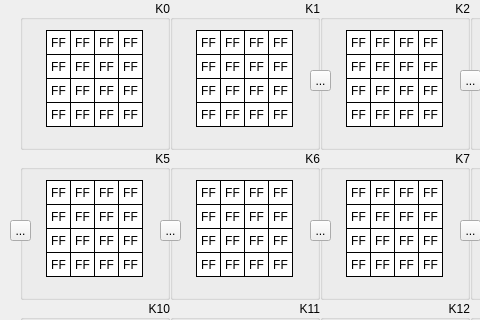
Old version of the form ui/dialogshowexpkey.ui in the repository giovanirinaldi/YAAES; both pictures show x 0 to 480 and y 0 to 320 of the 760 by 480 pixel window.
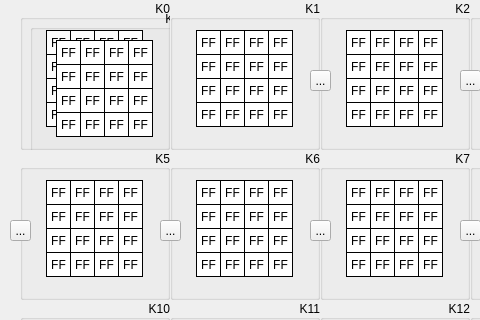
New version of the form. Icons and pictures are not drawn.

```diff
--- a/ui/dialogshowexpkey.ui
+++ b/ui/dialogshowexpkey.ui
@@ -715,6 +715,690 @@
      <set>Qt::AlignCenter</set>
     </property>
    </widget>
+   <widget class="QGroupBox" name="groupK0_2">
+    <property name="geometry">
+     <rect>
+      <x>10</x>
+      <y>10</y>
+      <width>150</width>
+      <height>150</height>
+     </rect>
+    </property>
+    <property name="sizePolicy">
+     <sizepolicy hsizetype="Fixed" vsizetype="Fixed">
+      <horstretch>0</horstretch>
+      <verstretch>0</verstretch>
+     </sizepolicy>
+    </property>
+    <property name="styleSheet">
+     <string notr="true"/>
+    </property>
+    <property name="title">
+     <string>K0</string>
+    </property>
+    <property name="alignment">
+     <set>Qt::AlignRight|Qt::AlignTrailing|Qt::AlignVCenter</set>
+    </property>
+    <widget class="QLabel" name="k0byte15_2">
+     <property name="enabled">
+      <bool>true</bool>
+     </property>
+     <property name="geometry">
+      <rect>
+       <x>98</x>
+       <y>102</y>
+       <width>25</width>
+       <height>25</height>
+      </rect>
+     </property>
+     <property name="sizePolicy">
+      <sizepolicy hsizetype="Fixed" vsizetype="Fixed">
+       <horstretch>0</horstretch>
+       <verstretch>0</verstretch>
+      </sizepolicy>
+     </property>
+     <property name="font">
+      <font>
+       <kerning>true</kerning>
+      </font>
+     </property>
+     <property name="layoutDirection">
+      <enum>Qt::LeftToRight</enum>
+     </property>
+     <property name="styleSheet">
+      <string notr="true">QLabel {
+	 border-width: 1px;
+     border-style: solid;
+     border-color: black; 
+     background-color: white;
+}</string>
+     </property>
+     <property name="text">
+      <string>FF</string>
+     </property>
+     <property name="alignment">
+      <set>Qt::AlignCenter</set>
+     </property>
+    </widget>
+    <widget class="QLabel" name="k0byte13_2">
+     <property name="enabled">
+      <bool>true</bool>
+     </property>
+     <property name="geometry">
+      <rect>
+       <x>98</x>
+       <y>54</y>
+       <width>25</width>
+       <height>25</height>
+      </rect>
+     </property>
+     <property name="sizePolicy">
+      <sizepolicy hsizetype="Fixed" vsizetype="Fixed">
+       <horstretch>0</horstretch>
+       <verstretch>0</verstretch>
+      </sizepolicy>
+     </property>
+     <property name="font">
+      <font>
+       <kerning>true</kerning>
+      </font>
+     </property>
+     <property name="layoutDirection">
+      <enum>Qt::LeftToRight</enum>
+     </property>
+     <property name="styleSheet">
+      <string notr="true">QLabel {
+	 border-width: 1px;
+     border-style: solid;
+     border-color: black; 
+     background-color: white;
+}</string>
+     </property>
+     <property name="text">
+      <string>FF</string>
+     </property>
+     <property name="alignment">
+      <set>Qt::AlignCenter</set>
+     </property>
+    </widget>
+    <widget class="QLabel" name="k0byte14_2">
+     <property name="enabled">
+      <bool>true</bool>
+     </property>
+     <property name="geometry">
+      <rect>
+       <x>98</x>
+       <y>78</y>
+       <width>25</width>
+       <height>25</height>
+      </rect>
+     </property>
+     <property name="sizePolicy">
+      <sizepolicy hsizetype="Fixed" vsizetype="Fixed">
+       <horstretch>0</horstretch>
+       <verstretch>0</verstretch>
+      </sizepolicy>
+     </property>
+     <property name="font">
+      <font>
+       <kerning>true</kerning>
+      </font>
+     </property>
+     <property name="layoutDirection">
+      <enum>Qt::LeftToRight</enum>
+     </property>
+     <property name="styleSheet">
+      <string notr="true">QLabel {
+	 border-width: 1px;
+     border-style: solid;
+     border-color: black; 
+     background-color: white;
+}</string>
+     </property>
+     <property name="text">
+      <string>FF</string>
+     </property>
+     <property name="alignment">
+      <set>Qt::AlignCenter</set>
+     </property>
+    </widget>
+    <widget class="QLabel" name="k0byte06_2">
+     <property name="enabled">
+      <bool>true</bool>
+     </property>
+     <property name="geometry">
+      <rect>
+       <x>50</x>
+       <y>78</y>
+       <width>25</width>
+       <height>25</height>
+      </rect>
+     </property>
+     <property name="sizePolicy">
+      <sizepolicy hsizetype="Fixed" vsizetype="Fixed">
+       <horstretch>0</horstretch>
+       <verstretch>0</verstretch>
+      </sizepolicy>
+     </property>
+     <property name="font">
+      <font>
+       <kerning>true</kerning>
+      </font>
+     </property>
+     <property name="layoutDirection">
+      <enum>Qt::LeftToRight</enum>
+     </property>
+     <property name="styleSheet">
+      <string notr="true">QLabel {
+	 border-width: 1px;
+     border-style: solid;
+     border-color: black; 
+     background-color: white;
+}</string>
+     </property>
+     <property name="text">
+      <string>FF</string>
+     </property>
+     <property name="alignment">
+      <set>Qt::AlignCenter</set>
+     </property>
+    </widget>
+    <widget class="QLabel" name="k0byte04_2">
+     <property name="enabled">
+      <bool>true</bool>
+     </property>
+     <property name="geometry">
+      <rect>
+       <x>50</x>
+       <y>30</y>
+       <width>25</width>
+       <height>25</height>
+      </rect>
+     </property>
+     <property name="sizePolicy">
+      <sizepolicy hsizetype="Fixed" vsizetype="Fixed">
+       <horstretch>0</horstretch>
+       <verstretch>0</verstretch>
+      </sizepolicy>
+     </property>
+     <property name="font">
+      <font>
+       <kerning>true</kerning>
+      </font>
+     </property>
+     <property name="layoutDirection">
+      <enum>Qt::LeftToRight</enum>
+     </property>
+     <property name="styleSheet">
+      <string notr="true">QLabel {
+	 border-width: 1px;
+     border-style: solid;
+     border-color: black; 
+     background-color: white;
+}</string>
+     </property>
+     <property name="text">
+      <string>FF</string>
+     </property>
+     <property name="alignment">
+      <set>Qt::AlignCenter</set>
+     </property>
+    </widget>
+    <widget class="QLabel" name="k0byte02_2">
+     <property name="enabled">
+      <bool>true</bool>
+     </property>
+     <property name="geometry">
+      <rect>
+       <x>26</x>
+       <y>78</y>
+       <width>25</width>
+       <height>25</height>
+      </rect>
+     </property>
+     <property name="sizePolicy">
+      <sizepolicy hsizetype="Fixed" vsizetype="Fixed">
+       <horstretch>0</horstretch>
+       <verstretch>0</verstretch>
+      </sizepolicy>
+     </property>
+     <property name="font">
+      <font>
+       <kerning>true</kerning>
+      </font>
+     </property>
+     <property name="layoutDirection">
+      <enum>Qt::LeftToRight</enum>
+     </property>
+     <property name="styleSheet">
+      <string notr="true">QLabel {
+	 border-width: 1px;
+     border-style: solid;
+     border-color: black; 
+     background-color: white;
+}</string>
+     </property>
+     <property name="text">
+      <string>FF</string>
+     </property>
+     <property name="alignment">
+      <set>Qt::AlignCenter</set>
+     </property>
+    </widget>
+    <widget class="QLabel" name="k0byte10_2">
+     <property name="enabled">
+      <bool>true</bool>
+     </property>
+     <property name="geometry">
+      <rect>
+       <x>74</x>
+       <y>78</y>
+       <width>25</width>
+       <height>25</height>
+      </rect>
+     </property>
+     <property name="sizePolicy">
+      <sizepolicy hsizetype="Fixed" vsizetype="Fixed">
+       <horstretch>0</horstretch>
+       <verstretch>0</verstretch>
+      </sizepolicy>
+     </property>
+     <property name="font">
+      <font>
+       <kerning>true</kerning>
+      </font>
+     </property>
+     <property name="layoutDirection">
+      <enum>Qt::LeftToRight</enum>
+     </property>
+     <property name="styleSheet">
+      <string notr="true">QLabel {
+	 border-width: 1px;
+     border-style: solid;
+     border-color: black; 
+     background-color: white;
+}</string>
+     </property>
+     <property name="text">
+      <string>FF</string>
+     </property>
+     <property name="alignment">
+      <set>Qt::AlignCenter</set>
+     </property>
+    </widget>
+    <widget class="QLabel" name="k0byte09_2">
+     <property name="enabled">
+      <bool>true</bool>
+     </property>
+     <property name="geometry">
+      <rect>
+       <x>74</x>
+       <y>54</y>
+       <width>25</width>
+       <height>25</height>
+      </rect>
+     </property>
+     <property name="sizePolicy">
+      <sizepolicy hsizetype="Fixed" vsizetype="Fixed">
+       <horstretch>0</horstretch>
+       <verstretch>0</verstretch>
+      </sizepolicy>
+     </property>
+     <property name="font">
+      <font>
+       <kerning>true</kerning>
+      </font>
+     </property>
+     <property name="layoutDirection">
+      <enum>Qt::LeftToRight</enum>
+     </property>
+     <property name="styleSheet">
+      <string notr="true">QLabel {
+	 border-width: 1px;
+     border-style: solid;
+     border-color: black; 
+     background-color: white;
+}</string>
+     </property>
+     <property name="text">
+      <string>FF</string>
+     </property>
+     <property name="alignment">
+      <set>Qt::AlignCenter</set>
+     </property>
+    </widget>
+    <widget class="QLabel" name="k0byte01_2">
+     <property name="enabled">
+      <bool>true</bool>
+     </property>
+     <property name="geometry">
+      <rect>
+       <x>26</x>
+       <y>54</y>
+       <width>25</width>
+       <height>25</height>
+      </rect>
+     </property>
+     <property name="sizePolicy">
+      <sizepolicy hsizetype="Fixed" vsizetype="Fixed">
+       <horstretch>0</horstretch>
+       <verstretch>0</verstretch>
+      </sizepolicy>
+     </property>
+     <property name="font">
+      <font>
+       <kerning>true</kerning>
+      </font>
+     </property>
+     <property name="layoutDirection">
+      <enum>Qt::LeftToRight</enum>
+     </property>
+     <property name="styleSheet">
+      <string notr="true">QLabel {
+	 border-width: 1px;
+     border-style: solid;
+     border-color: black; 
+     background-color: white;
+}</string>
+     </property>
+     <property name="text">
+      <string>FF</string>
+     </property>
+     <property name="alignment">
+      <set>Qt::AlignCenter</set>
+     </property>
+    </widget>
+    <widget class="QLabel" name="k0byte08_2">
+     <property name="enabled">
+      <bool>true</bool>
+     </property>
+     <property name="geometry">
+      <rect>
+       <x>74</x>
+       <y>30</y>
+       <width>25</width>
+       <height>25</height>
+      </rect>
+     </property>
+     <property name="sizePolicy">
+      <sizepolicy hsizetype="Fixed" vsizetype="Fixed">
+       <horstretch>0</horstretch>
+       <verstretch>0</verstretch>
+      </sizepolicy>
+     </property>
+     <property name="font">
+      <font>
+       <kerning>true</kerning>
+      </font>
+     </property>
+     <property name="layoutDirection">
+      <enum>Qt::LeftToRight</enum>
+     </property>
+     <property name="styleSheet">
+      <string notr="true">QLabel {
+	 border-width: 1px;
+     border-style: solid;
+     border-color: black; 
+     background-color: white;
+}</string>
+     </property>
+     <property name="text">
+      <string>FF</string>
+     </property>
+     <property name="alignment">
+      <set>Qt::AlignCenter</set>
+     </property>
+    </widget>
+    <widget class="QLabel" name="k0byte00_2">
+     <property name="enabled">
+      <bool>true</bool>
+     </property>
+     <property name="geometry">
+      <rect>
+       <x>26</x>
+       <y>30</y>
+       <width>25</width>
+       <height>25</height>
+      </rect>
+     </property>
+     <property name="sizePolicy">
+      <sizepolicy hsizetype="Fixed" vsizetype="Fixed">
+       <horstretch>0</horstretch>
+       <verstretch>0</verstretch>
+      </sizepolicy>
+     </property>
+     <property name="font">
+      <font>
+       <kerning>true</kerning>
+      </font>
+     </property>
+     <property name="layoutDirection">
+      <enum>Qt::LeftToRight</enum>
+     </property>
+     <property name="styleSheet">
+      <string notr="true">QLabel {
+	 border-width: 1px;
+     border-style: solid;
+     border-color: black; 
+     background-color: white;
+}</string>
+     </property>
+     <property name="text">
+      <string>FF</string>
+     </property>
+     <property name="alignment">
+      <set>Qt::AlignCenter</set>
+     </property>
+     <property name="wordWrap">
+      <bool>false</bool>
+     </property>
+    </widget>
+    <widget class="QLabel" name="k0byte07_2">
+     <property name="enabled">
+      <bool>true</bool>
+     </property>
+     <property name="geometry">
+      <rect>
+       <x>50</x>
+       <y>102</y>
+       <width>25</width>
+       <height>25</height>
+      </rect>
+     </property>
+     <property name="sizePolicy">
+      <sizepolicy hsizetype="Fixed" vsizetype="Fixed">
+       <horstretch>0</horstretch>
+       <verstretch>0</verstretch>
+      </sizepolicy>
+     </property>
+     <property name="font">
+      <font>
+       <kerning>true</kerning>
+      </font>
+     </property>
+     <property name="layoutDirection">
+      <enum>Qt::LeftToRight</enum>
+     </property>
+     <property name="styleSheet">
+      <string notr="true">QLabel {
+	 border-width: 1px;
+     border-style: solid;
+     border-color: black; 
+     background-color: white;
+}</string>
+     </property>
+     <property name="text">
+      <string>FF</string>
+     </property>
+     <property name="alignment">
+      <set>Qt::AlignCenter</set>
+     </property>
+    </widget>
+    <widget class="QLabel" name="k0byte12_2">
+     <property name="enabled">
+      <bool>true</bool>
+     </property>
+     <property name="geometry">
+      <rect>
+       <x>98</x>
+       <y>30</y>
+       <width>25</width>
+       <height>25</height>
+      </rect>
+     </property>
+     <property name="sizePolicy">
+      <sizepolicy hsizetype="Fixed" vsizetype="Fixed">
+       <horstretch>0</horstretch>
+       <verstretch>0</verstretch>
+      </sizepolicy>
+     </property>
+     <property name="font">
+      <font>
+       <kerning>true</kerning>
+      </font>
+     </property>
+     <property name="layoutDirection">
+      <enum>Qt::LeftToRight</enum>
+     </property>
+     <property name="styleSheet">
+      <string notr="true">QLabel {
+	 border-width: 1px;
+     border-style: solid;
+     border-color: black; 
+     background-color: white;
+}</string>
+     </property>
+     <property name="text">
+      <string>FF</string>
+     </property>
+     <property name="alignment">
+      <set>Qt::AlignCenter</set>
+     </property>
+    </widget>
+    <widget class="QLabel" name="k0byte03_2">
+     <property name="enabled">
+      <bool>true</bool>
+     </property>
+     <property name="geometry">
+      <rect>
+       <x>26</x>
+       <y>102</y>
+       <width>25</width>
+       <height>25</height>
+      </rect>
+     </property>
+     <property name="sizePolicy">
+      <sizepolicy hsizetype="Fixed" vsizetype="Fixed">
+       <horstretch>0</horstretch>
+       <verstretch>0</verstretch>
+      </sizepolicy>
+     </property>
+     <property name="font">
+      <font>
+       <kerning>true</kerning>
+      </font>
+     </property>
+     <property name="layoutDirection">
+      <enum>Qt::LeftToRight</enum>
+     </property>
+     <property name="styleSheet">
+      <string notr="true">QLabel {
+	 border-width: 1px;
+     border-style: solid;
+     border-color: black; 
+     background-color: white;
+}</string>
+     </property>
+     <property name="text">
+      <string>FF</string>
+     </property>
+     <property name="alignment">
+      <set>Qt::AlignCenter</set>
+     </property>
+    </widget>
+    <widget class="QLabel" name="k0byte11_2">
+     <property name="enabled">
+      <bool>true</bool>
+     </property>
+     <property name="geometry">
+      <rect>
+       <x>74</x>
+       <y>102</y>
+       <width>25</width>
+       <height>25</height>
+      </rect>
+     </property>
+     <property name="sizePolicy">
+      <sizepolicy hsizetype="Fixed" vsizetype="Fixed">
+       <horstretch>0</horstretch>
+       <verstretch>0</verstretch>
+      </sizepolicy>
+     </property>
+     <property name="font">
+      <font>
+       <kerning>true</kerning>
+      </font>
+     </property>
+     <property name="layoutDirection">
+      <enum>Qt::LeftToRight</enum>
+     </property>
+     <property name="styleSheet">
+      <string notr="true">QLabel {
+	 border-width: 1px;
+     border-style: solid;
+     border-color: black; 
+     background-color: white;
+}</string>
+     </property>
+     <property name="text">
+      <string>FF</string>
+     </property>
+     <property name="alignment">
+      <set>Qt::AlignCenter</set>
+     </property>
+    </widget>
+    <widget class="QLabel" name="k0byte05_2">
+     <property name="enabled">
+      <bool>true</bool>
+     </property>
+     <property name="geometry">
+      <rect>
+       <x>50</x>
+       <y>54</y>
+       <width>25</width>
+       <height>25</height>
+      </rect>
+     </property>
+     <property name="sizePolicy">
+      <sizepolicy hsizetype="Fixed" vsizetype="Fixed">
+       <horstretch>0</horstretch>
+       <verstretch>0</verstretch>
+      </sizepolicy>
+     </property>
+     <property name="font">
+      <font>
+       <kerning>true</kerning>
+      </font>
+     </property>
+     <property name="layoutDirection">
+      <enum>Qt::LeftToRight</enum>
+     </property>
+     <property name="styleSheet">
+      <string notr="true">QLabel {
+	 border-width: 1px;
+     border-style: solid;
+     border-color: black; 
+     background-color: white;
+}</string>
+     </property>
+     <property name="text">
+      <string>FF</string>
+     </property>
+     <property name="alignment">
+      <set>Qt::AlignCenter</set>
+     </property>
+    </widget>
+   </widget>
   </widget>
   <widget class="QGroupBox" name="groupK1">
    <property name="geometry">
```
